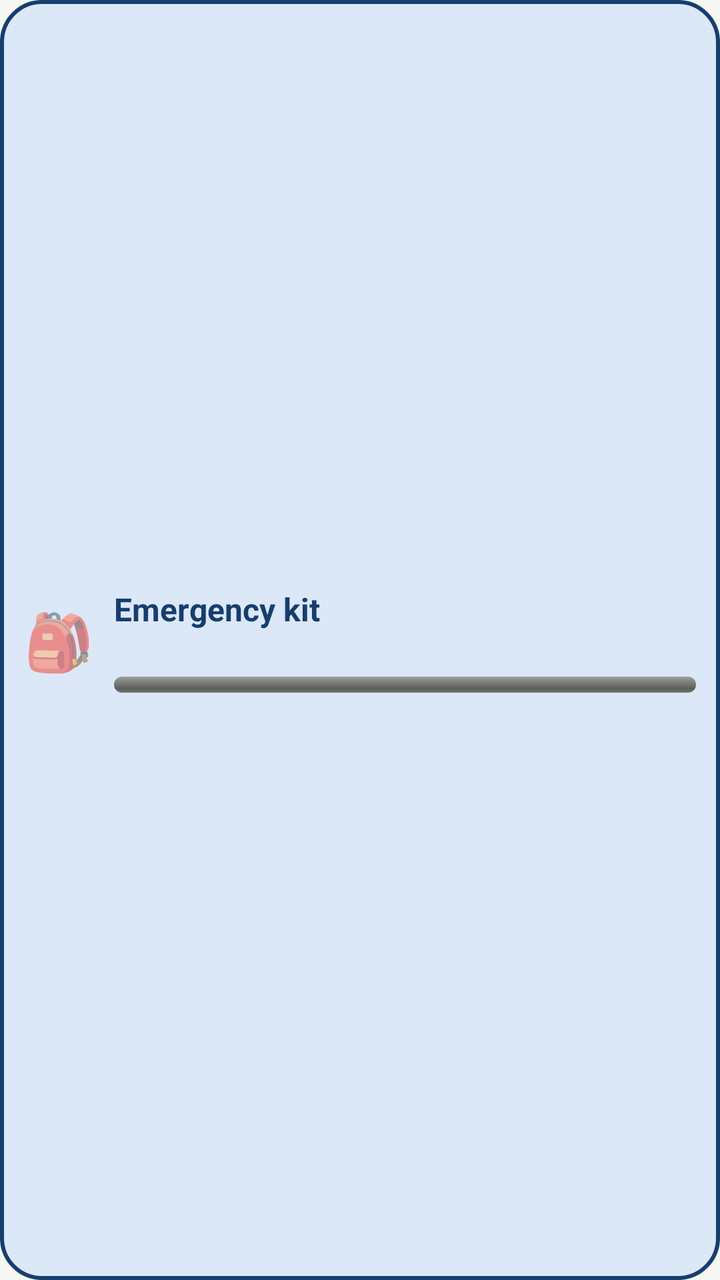
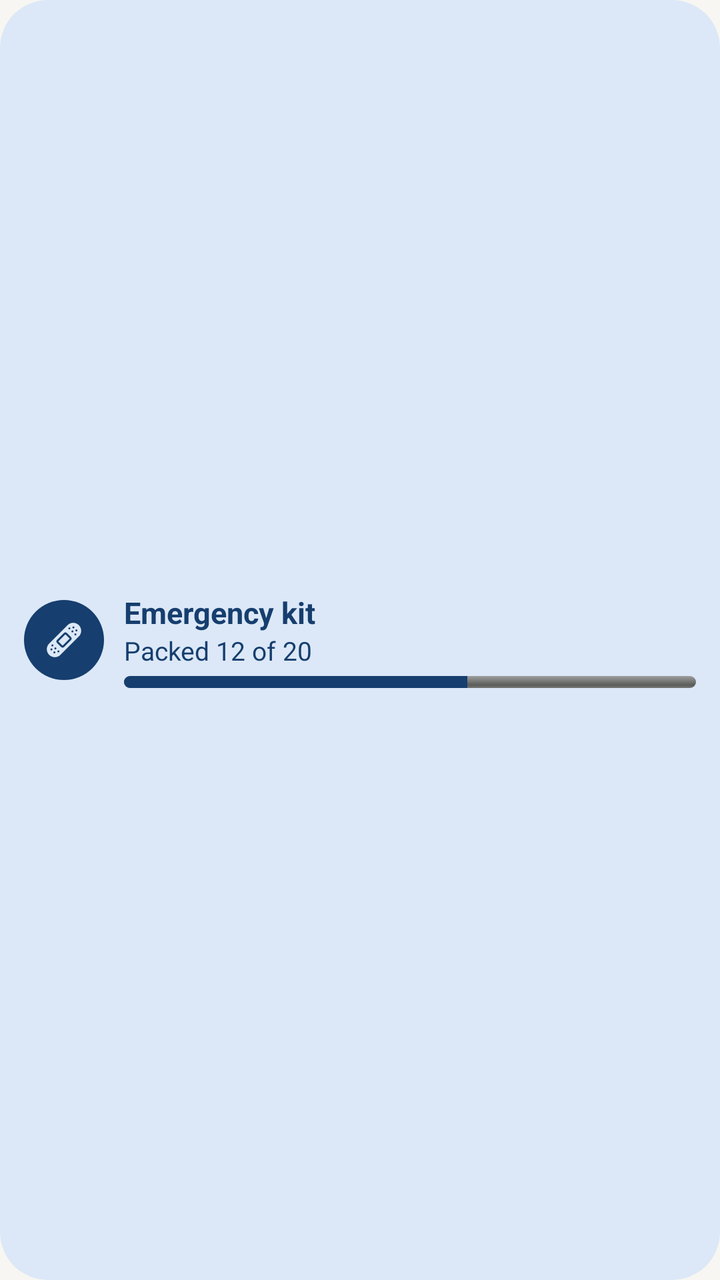

Screens rendered from an Android XML layout before and after an edit, with the pre-edit source and the edit as a unified diff.
<!-- AndroidManifest.xml: application theme Theme.Sprotyv -->
<!-- res/layout/widget_kit.xml -->
<?xml version="1.0" encoding="utf-8"?>
<LinearLayout xmlns:android="http://schemas.android.com/apk/res/android" android:id="@+id/w_root" android:layout_width="match_parent" android:layout_height="match_parent"
    android:background="@drawable/w_shape_blue" android:gravity="center_vertical" android:orientation="horizontal" android:padding="12dp">
    <TextView android:layout_width="wrap_content" android:layout_height="wrap_content" android:text="🎒" android:textSize="28sp" android:importantForAccessibility="no" />
    <LinearLayout android:layout_width="0dp" android:layout_weight="1" android:layout_height="wrap_content" android:layout_marginStart="10dp" android:orientation="vertical">
        <TextView android:layout_width="match_parent" android:layout_height="wrap_content" android:text="@string/kit"
            android:textColor="@color/w_blue_ink" android:textSize="16sp" android:textStyle="bold" />
        <TextView android:id="@+id/w_text" android:layout_width="match_parent" android:layout_height="wrap_content"
            android:textColor="@color/w_blue_ink" android:textSize="14sp" android:maxLines="2" />
        <ProgressBar android:id="@+id/w_bar" style="@android:style/Widget.ProgressBar.Horizontal" android:layout_width="match_parent" android:layout_height="8dp"
            android:layout_marginTop="4dp" android:max="100" android:progressTint="@color/w_blue_ink" />
    </LinearLayout>
</LinearLayout>
<!-- resources referenced by this layout -->
<resources>
  <color name="w_blue_ink">#FF163E6E</color>
  <!-- drawable w_shape_blue (drawable) -->
  <?xml version="1.0" encoding="utf-8"?>
  <shape xmlns:android="http://schemas.android.com/apk/res/android" android:shape="rectangle">
      <solid android:color="@color/w_blue_bg" />
      <stroke android:width="2dp" android:color="@color/w_blue_ink" />
      <corners android:radius="20dp" />
  </shape>
  <string name="kit">Emergency kit</string>
  <style name="Theme.Sprotyv" parent="android:Theme.Material.Light.NoActionBar">
          <item name="android:windowBackground">@color/background</item>
          <item name="android:statusBarColor">@android:color/transparent</item>
          <item name="android:navigationBarColor">@android:color/transparent</item>
      </style>
  <color name="w_blue_bg">#FFDCE8F7</color>
  <color name="background">#FFF7F6F2</color>
</resources>

<!-- the commit's change to res/layout/widget_kit.xml (unified diff, before → after) -->
@@ -1,13 +1,16 @@
 <?xml version="1.0" encoding="utf-8"?>
 <LinearLayout xmlns:android="http://schemas.android.com/apk/res/android" android:id="@+id/w_root" android:layout_width="match_parent" android:layout_height="match_parent"
-    android:background="@drawable/w_shape_blue" android:gravity="center_vertical" android:orientation="horizontal" android:padding="12dp">
-    <TextView android:layout_width="wrap_content" android:layout_height="wrap_content" android:text="🎒" android:textSize="28sp" android:importantForAccessibility="no" />
+    android:background="@drawable/w_shape_blue" android:gravity="center_vertical" android:orientation="horizontal" android:paddingHorizontal="12dp" android:paddingVertical="8dp">
+    <FrameLayout android:layout_width="40dp" android:layout_height="40dp" android:background="@drawable/w_badge_blue">
+        <ImageView android:layout_width="match_parent" android:layout_height="match_parent" android:padding="8dp"
+            android:src="@drawable/hi_bandage_adhesive" android:tint="@color/w_blue_bg" android:importantForAccessibility="no" />
+    </FrameLayout>
     <LinearLayout android:layout_width="0dp" android:layout_weight="1" android:layout_height="wrap_content" android:layout_marginStart="10dp" android:orientation="vertical">
         <TextView android:layout_width="match_parent" android:layout_height="wrap_content" android:text="@string/kit"
-            android:textColor="@color/w_blue_ink" android:textSize="16sp" android:textStyle="bold" />
-        <TextView android:id="@+id/w_text" android:layout_width="match_parent" android:layout_height="wrap_content"
-            android:textColor="@color/w_blue_ink" android:textSize="14sp" android:maxLines="2" />
-        <ProgressBar android:id="@+id/w_bar" style="@android:style/Widget.ProgressBar.Horizontal" android:layout_width="match_parent" android:layout_height="8dp"
-            android:layout_marginTop="4dp" android:max="100" android:progressTint="@color/w_blue_ink" />
+            android:textColor="@color/w_blue_ink" android:textSize="15sp" android:textStyle="bold" android:maxLines="2" android:ellipsize="end" />
+        <TextView android:id="@+id/w_text" android:layout_width="match_parent" android:layout_height="wrap_content" android:text="@string/widget_kit_sample"
+            android:textColor="@color/w_blue_ink" android:textSize="13sp" android:maxLines="2" android:ellipsize="end" />
+        <ProgressBar android:id="@+id/w_bar" style="@android:style/Widget.ProgressBar.Horizontal" android:layout_width="match_parent" android:layout_height="6dp"
+            android:layout_marginTop="4dp" android:max="100" android:progress="60" android:progressTint="@color/w_blue_ink" />
     </LinearLayout>
 </LinearLayout>
<!-- resource entries referenced after the edit -->
@@ -1,14 +1,20 @@
 <!-- resources referenced by this layout -->
 <resources>
   <color name="w_blue_ink">#FF163E6E</color>
+  <!-- drawable hi_bandage_adhesive: vector/xml drawable (drawable, 2980 chars, omitted) -->
+  <!-- drawable w_badge_blue (drawable) -->
+  <?xml version="1.0" encoding="utf-8"?>
+  <shape xmlns:android="http://schemas.android.com/apk/res/android" android:shape="oval">
+      <solid android:color="@color/w_blue_ink" />
+  </shape>
   <!-- drawable w_shape_blue (drawable) -->
   <?xml version="1.0" encoding="utf-8"?>
   <shape xmlns:android="http://schemas.android.com/apk/res/android" android:shape="rectangle">
       <solid android:color="@color/w_blue_bg" />
-      <stroke android:width="2dp" android:color="@color/w_blue_ink" />
-      <corners android:radius="20dp" />
+      <corners android:radius="24dp" />
   </shape>
   <string name="kit">Emergency kit</string>
+  <string name="widget_kit_sample">Packed 12 of 20</string>
   <style name="Theme.Sprotyv" parent="android:Theme.Material.Light.NoActionBar">
           <item name="android:windowBackground">@color/background</item>
           <item name="android:statusBarColor">@android:color/transparent</item>
